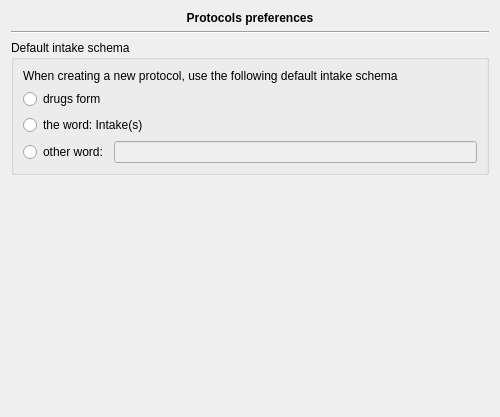
Qt form plugins/drugsplugin/drugspreferences/protocolpreferencespage.ui (FreeHealth/freehealth) before a commit.
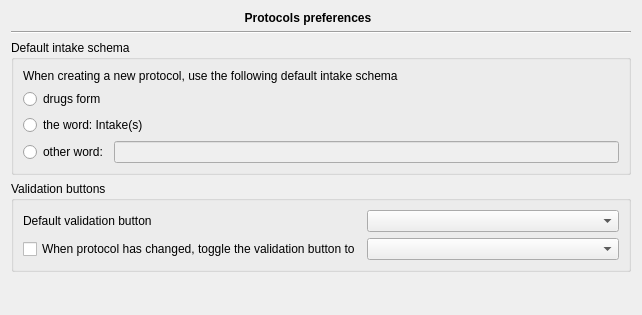
The same form after that commit.

Commit message: Drugs: - Protocol Creator Dialog buttons can be configured in preferences - These buttons can reacts to changes done by user

What changed in the file:
```diff
--- a/plugins/drugsplugin/drugspreferences/protocolpreferencespage.ui
+++ b/plugins/drugsplugin/drugspreferences/protocolpreferencespage.ui
@@ -6,14 +6,14 @@
    <rect>
     <x>0</x>
     <y>0</y>
-    <width>500</width>
-    <height>417</height>
+    <width>642</width>
+    <height>315</height>
    </rect>
   </property>
   <property name="windowTitle">
    <string>Form</string>
   </property>
-  <layout class="QGridLayout" name="gridLayout">
+  <layout class="QGridLayout" name="gridLayout_3">
    <item row="0" column="0">
     <widget class="QLabel" name="label">
      <property name="sizePolicy">
@@ -36,14 +36,14 @@
      </property>
     </widget>
    </item>
-   <item row="1" column="0">
+   <item row="1" column="0" colspan="2">
     <widget class="Line" name="line">
      <property name="orientation">
       <enum>Qt::Horizontal</enum>
      </property>
     </widget>
    </item>
-   <item row="2" column="0">
+   <item row="2" column="0" colspan="2">
     <widget class="QGroupBox" name="groupBox">
      <property name="title">
       <string>Default intake schema</string>
@@ -87,7 +87,36 @@
      </layout>
     </widget>
    </item>
-   <item row="3" column="0">
+   <item row="3" column="0" colspan="2">
+    <widget class="QGroupBox" name="groupBox_2">
+     <property name="title">
+      <string>Validation buttons</string>
+     </property>
+     <layout class="QGridLayout" name="gridLayout">
+      <item row="0" column="0">
+       <widget class="QLabel" name="label_3">
+        <property name="text">
+         <string>Default validation button</string>
+        </property>
+       </widget>
+      </item>
+      <item row="0" column="1">
+       <widget class="QComboBox" name="defaultButtonCombo"/>
+      </item>
+      <item row="1" column="1">
+       <widget class="QComboBox" name="saveToggleCombo"/>
+      </item>
+      <item row="1" column="0">
+       <widget class="QCheckBox" name="toggleCheckbox">
+        <property name="text">
+         <string>When protocol has changed, toggle the validation button to</string>
+        </property>
+       </widget>
+      </item>
+     </layout>
+    </widget>
+   </item>
+   <item row="4" column="1">
     <spacer name="verticalSpacer">
      <property name="orientation">
       <enum>Qt::Vertical</enum>
```
The commit also changes 9 other files.
